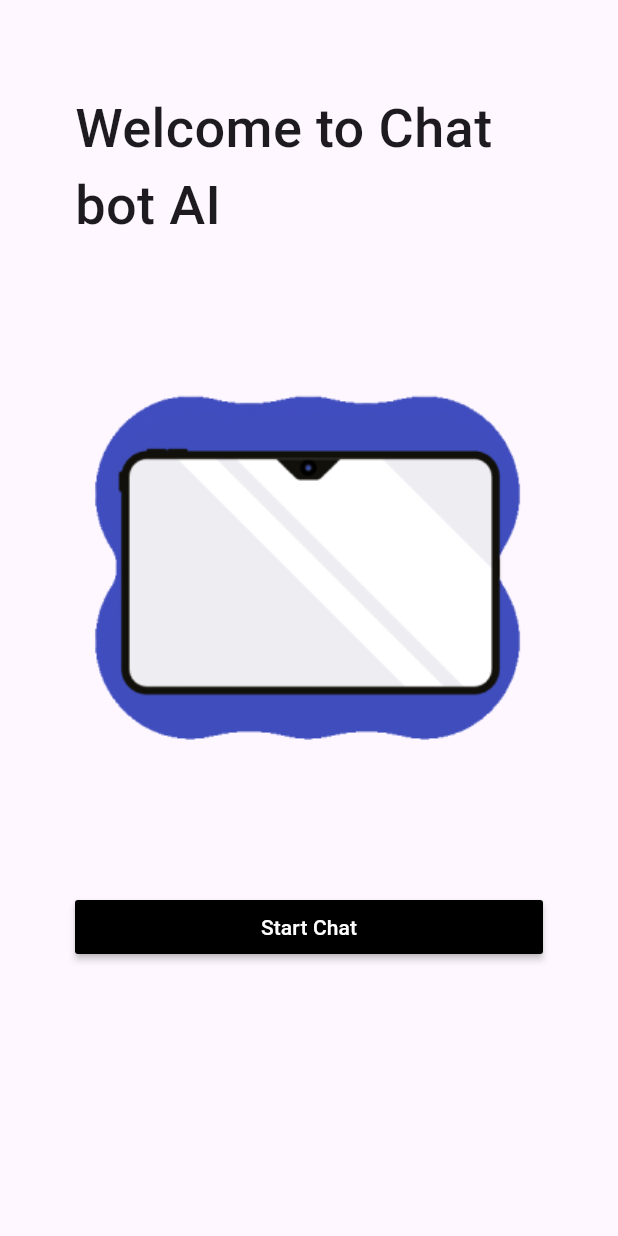
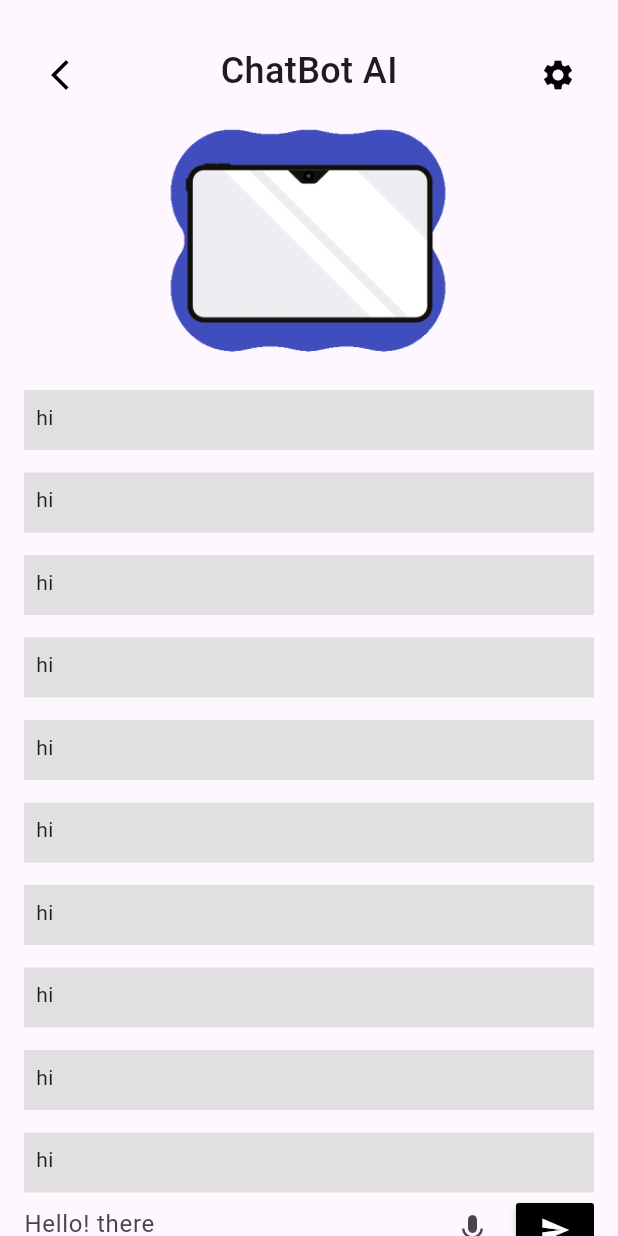
Before and after one commit to adamAboZaid10/chat_gpt_app, a Flutter app: the HomeScreen screen opened directly, after a tap on "Start Chat", on a phone screen of 412 x 824 dp. Run offline on Flutter 3.47's test engine with Material 3 defaults, Android fonts, the phone set to English and light mode, and no system bars; our stand-ins replace bloc, equatable, flutter_bloc, image_picker, percent_indicator, shared_preferences and 1 more; accounts and stored records are empty.

Commit message:
chat bot

```diff
--- /dev/null
+++ b/lib/features/chat_screen/chat_presentation/chat_manager/chat_cubit.dart
@@ -0,0 +1,10 @@
+import 'package:bloc/bloc.dart';
+import 'package:equatable/equatable.dart';
+
+part 'chat_state.dart';
+
+class ChatCubit extends Cubit<ChatState> {
+  ChatCubit() : super(ChatInitial());
+
+
+}
--- /dev/null
+++ b/lib/features/chat_screen/chat_presentation/chat_manager/chat_state.dart
@@ -0,0 +1,10 @@
+part of 'chat_cubit.dart';
+
+abstract class ChatState extends Equatable {
+  const ChatState();
+}
+
+class ChatInitial extends ChatState {
+  @override
+  List<Object> get props => [];
+}
--- /dev/null
+++ b/lib/features/chat_screen/chat_presentation/chat_views/chat_screen.dart
@@ -0,0 +1,13 @@
+import 'package:chatgpt_app/features/chat_screen/chat_presentation/chat_views/widget/chat_screen_body.dart';
+import 'package:flutter/material.dart';
+
+class ChatScreen  extends StatelessWidget {
+  const ChatScreen({super.key});
+
+  @override
+  Widget build(BuildContext context) {
+    return  const  Scaffold(
+      body: ChatScreenBody(),
+    );
+  }
+}
--- /dev/null
+++ b/lib/features/chat_screen/chat_presentation/chat_views/widget/chat_screen_body.dart
@@ -0,0 +1,35 @@
+import 'package:flutter/material.dart';
+
+import 'custom_appbar_chat_screen.dart';
+import 'custom_enter_text_and_send_widget.dart';
+import 'custom_list_view_for_all_item.dart';
+
+class ChatScreenBody extends StatelessWidget {
+    const ChatScreenBody({super.key});
+  @override
+  Widget build(BuildContext context) {
+    return  SafeArea(
+      child: Padding(
+        padding:const  EdgeInsets.symmetric(horizontal: 16.0),
+        child: SingleChildScrollView(
+          child: Column(
+            children:
+            [
+              const SizedBox(height: 30,),
+              const CustomAppBarChatScreen(),
+              SizedBox(
+                height: 200,
+                child: Image.asset(
+                  'assets/images/image_chat_bot.png',
+                  width:MediaQuery.of(context).size.width ,
+                  height: MediaQuery.of(context).size.height*.4,),
+              ),
+              const CustomListViewForAllItems(),
+              CustomEnterTextAndSendWidget(),
+            ],
+          ),
+        ),
+      ),
+    );
+  }
+}
--- /dev/null
+++ b/lib/features/chat_screen/chat_presentation/chat_views/widget/custom_appbar_chat_screen.dart
@@ -0,0 +1,37 @@
+
+import 'package:flutter/material.dart';
+
+class CustomAppBarChatScreen extends StatelessWidget {
+  const CustomAppBarChatScreen({super.key});
+
+  @override
+  Widget build(BuildContext context) {
+    return SizedBox(
+      height: 30,
+      child: Row(
+        mainAxisAlignment: MainAxisAlignment.spaceBetween,
+        children:
+        [
+          IconButton(
+              onPressed: ()
+              {
+                Navigator.pop(context);
+              },
+              icon: const Icon(Icons.arrow_back_ios_new,color: Colors.black,)
+          ),
+          const Text(
+            'ChatBot AI',
+            style: TextStyle(
+              fontSize: 24,
+              fontWeight: FontWeight.w500,
+            ),
+          ),
+          IconButton(
+              onPressed: (){},
+              icon: const Icon(Icons.settings,color: Colors.black,)
+          ),
+        ],
+      ),
+    );
+  }
+}
--- /dev/null
+++ b/lib/features/chat_screen/chat_presentation/chat_views/widget/custom_enter_text_and_send_widget.dart
@@ -0,0 +1,40 @@
+
+import 'package:flutter/material.dart';
+
+import '../../../../../core/utils/default_text_form_field.dart';
+
+class CustomEnterTextAndSendWidget extends StatelessWidget {
+  CustomEnterTextAndSendWidget({super.key});
+  var textController = TextEditingController();
+  @override
+  Widget build(BuildContext context) {
+    return SizedBox(
+      width: double.infinity,
+      height: 50,
+      child: Row(
+        children:
+        [
+          Expanded(
+            child: DefaultFormField(
+              suffix: Icons.mic,
+              controller: textController,
+              type: TextInputType.text,
+              validator: (value){
+                return null;
+              },
+              hintText: 'Hello! there',
+              obscure: false,
+            ),
+          ),
+          const SizedBox(width: 5,),
+          MaterialButton(
+              color: Colors.black,
+              minWidth: 10,
+              onPressed: (){},
+              child: const Icon(Icons.send,color: Colors.white,size: 20,)
+          ),
+        ],
+      ),
+    );
+  }
+}
--- /dev/null
+++ b/lib/features/chat_screen/chat_presentation/chat_views/widget/custom_list_view_for_all_item.dart
@@ -0,0 +1,33 @@
+
+
+import 'package:flutter/material.dart';
+
+class CustomListViewForAllItems extends StatelessWidget {
+  const CustomListViewForAllItems({super.key});
+
+  @override
+  Widget build(BuildContext context) {
+    return ListView.separated(
+      shrinkWrap: true,
+      physics: const NeverScrollableScrollPhysics(),
+      itemBuilder: (context,index)
+      {
+        return Container(
+          decoration: BoxDecoration(
+            color: Colors.grey.shade300,
+          ),
+          width: MediaQuery.of(context).size.width,
+          height: 40,
+          child: const Padding(
+            padding: EdgeInsets.all(8.0),
+            child: Text('hi'),
+          ),
+        );
+      },
+      separatorBuilder: (context,index)=>const SizedBox(
+        height: 15,
+      ),
+      itemCount: 10,
+    );
+  }
+}
--- a/lib/features/home_screen/home_peresentation/home_views/widgets/home_screen_body.dart
+++ b/lib/features/home_screen/home_peresentation/home_views/widgets/home_screen_body.dart
@@ -1,4 +1,5 @@
 import 'package:chatgpt_app/features/ath_screen/ath_presentation/ath_views/widgets/custom_defualt_login_and_register_button.dart';
+import 'package:chatgpt_app/features/chat_screen/chat_presentation/chat_views/chat_screen.dart';
 import 'package:flutter/material.dart';
 
 class HomeScreenBody extends StatelessWidget {
@@ -31,7 +32,13 @@ class HomeScreenBody extends StatelessWidget {
                   textColor: Colors.white,
                   minWidth: double.infinity,
                   text: 'Start Chat',
-                  onPressed: (){}),
+                  onPressed: ()
+                  {
+                    Navigator.push(
+                        context,
+                        MaterialPageRoute(builder:(context)=>const ChatScreen())
+                    );
+                  }),
               const SizedBox(height: 60,),
             ],
           ),
--- a/pubspec.yaml
+++ b/pubspec.yaml
@@ -41,6 +41,7 @@ dependencies:
   percent_indicator: ^4.2.3
   image_picker: ^1.0.5
   image_cropper: ^5.0.1
+  equatable: ^2.0.5
 
 dev_dependencies:
   flutter_test:
```
Also changed, not shown: pubspec.lock.
